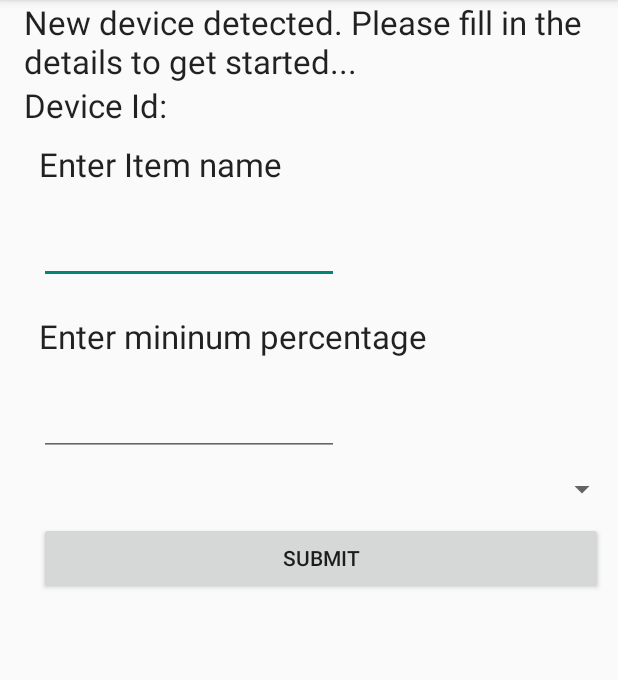
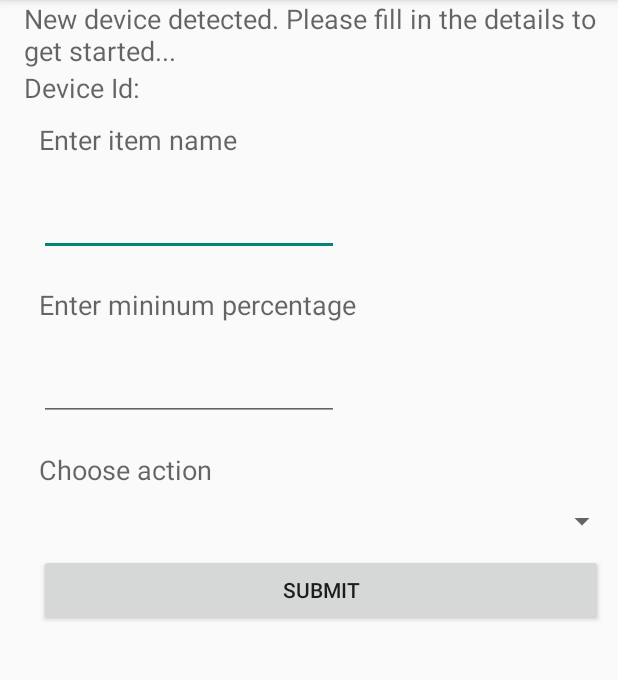
Before and after one commit to UnSamayalArayil/Patiyal, an Android app: the layout activity_new_device.xml on its own in the app's theme, with its tools: preview values and no code run, on a phone screen of 412 x 824 dp, the part 84-764 px from its top. Run offline under Robolectric (Android 15) with nearby library versions, the phone set to English and light mode, and no system bars.

Commit message:
Arvind: adding sms action

```diff
--- a/app/build.gradle
+++ b/app/build.gradle
@@ -33,6 +33,8 @@ dependencies {
     compile "com.google.android.gms:play-services:7.3.0"
     compile 'uk.co.chrisjenx:calligraphy:2.1.0'
     compile 'com.github.PhilJay:MPAndroidChart:v2.1.0'
+    compile 'com.snappydb:snappydb-lib:0.5.0'
+    compile 'com.esotericsoftware.kryo:kryo:2.24.0'
 
 
 
--- a/app/src/main/res/layout/activity_new_device.xml
+++ b/app/src/main/res/layout/activity_new_device.xml
@@ -7,13 +7,13 @@
     <TextView android:text="@string/new_device_message"
         android:layout_width="wrap_content"
         android:layout_height="wrap_content"
-        android:textAppearance="?android:attr/textAppearanceLarge"
+        android:textAppearance="?android:attr/textAppearanceMedium"
         android:id="@+id/textView" />
 
     <TextView
         android:layout_width="wrap_content"
         android:layout_height="wrap_content"
-        android:textAppearance="?android:attr/textAppearanceLarge"
+        android:textAppearance="?android:attr/textAppearanceMedium"
         android:id="@+id/deviceId"
         android:text="Device Id: "
         tools:text="Device Id: "/>
@@ -21,11 +21,10 @@
     <TextView
         android:layout_width="wrap_content"
         android:layout_height="wrap_content"
-        tools:text="Enter Item name"
         android:id="@+id/deviceNameHelperText"
         android:text="@string/device_name_helper_text"
         android:layout_margin="10dp"
-        android:textAppearance="?android:attr/textAppearanceLarge"
+        android:textAppearance="?android:attr/textAppearanceMedium"
         />
     <EditText
         android:layout_width="200dp"
@@ -40,7 +39,7 @@
         android:id="@+id/alertPercentageHelperText"
         android:text="@string/alert_percentage_helper_text"
         tools:text="Enter mininum percentage"
-        android:textAppearance="?android:attr/textAppearanceLarge"
+        android:textAppearance="?android:attr/textAppearanceMedium"
         />
 
     <EditText
@@ -51,10 +50,27 @@
         android:inputType="number"
          />
 
+    <TextView
+        android:layout_width="wrap_content"
+        android:layout_height="wrap_content"
+        android:layout_margin="10dp"
+        android:text="Choose action"
+        android:textAppearance="?android:attr/textAppearanceMedium"
+        />
+
     <Spinner
         android:id="@+id/actions_spinner"
         android:layout_width="fill_parent"
         android:layout_height="wrap_content" />
+
+    <EditText
+        android:layout_width="match_parent"
+        android:layout_height="wrap_content"
+        android:inputType="phone"
+        android:ems="10"
+        android:visibility="gone"
+        android:id="@+id/phoneNumber"
+        android:layout_gravity="center_horizontal" />
 
     <Button
         android:layout_width="match_parent"
--- a/app/src/main/res/values/strings.xml
+++ b/app/src/main/res/values/strings.xml
@@ -20,7 +20,7 @@
 
     <string name="hello_world">Hello world!</string>
     <string name="alert_percentage_helper_text">Enter minimum percentage</string>
-    <string name="device_name_helper_text">Enter device name</string>
+    <string name="device_name_helper_text">Enter item name</string>
     <string name="new_device_message">New device detected. Please fill in the details to get started...</string>
     <string name="submit">submit</string>
     <string name="new_device_alert">New device added. Click to configure.</string>
@@ -29,6 +29,7 @@
     <string name="title_activity_chart_test">ChartTestActivity</string>
 
     <string-array name="reminder_types">
+        <item>None</item>
         <item>SMS</item>
         <item>location</item>
     </string-array>
```
Also changed, not shown: app/src/main/AndroidManifest.xml (+7 -5 lines), app/src/main/java/io/github/dnivra26/unsamayalarayil/GcmIntentService.java (+20 -1 lines), app/src/main/java/io/github/dnivra26/unsamayalarayil/ItemAction.java (added, +42 -0 lines), app/src/main/java/io/github/dnivra26/unsamayalarayil/NewDeviceActivity.java (+33 -2 lines), 2 other files.
